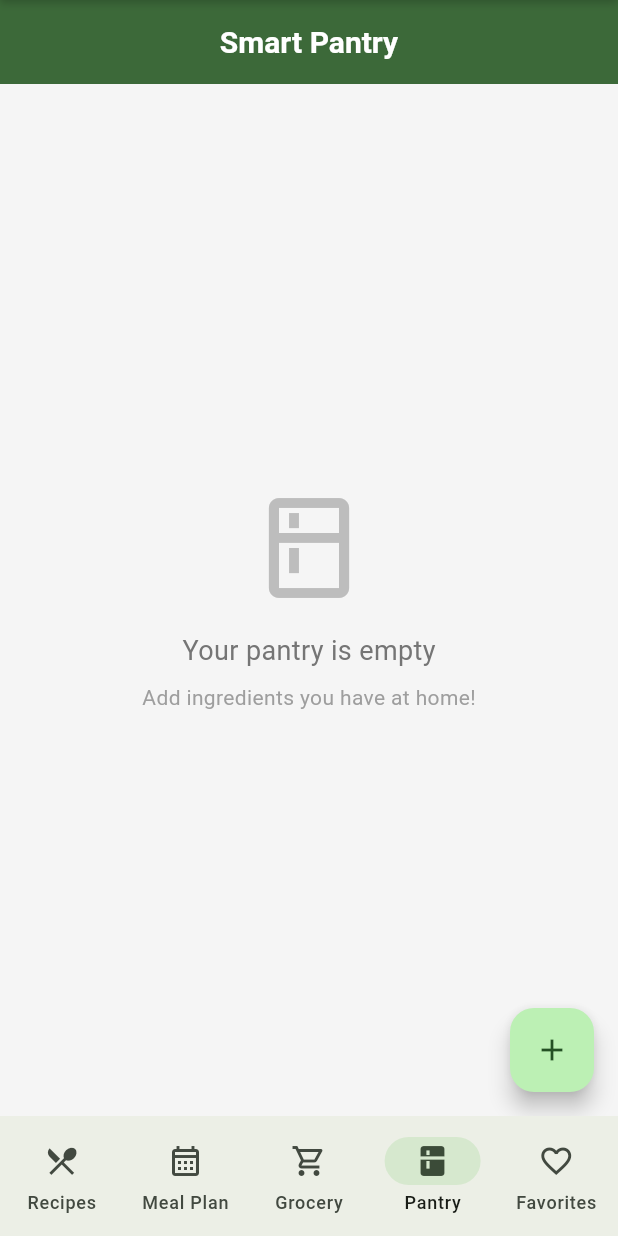
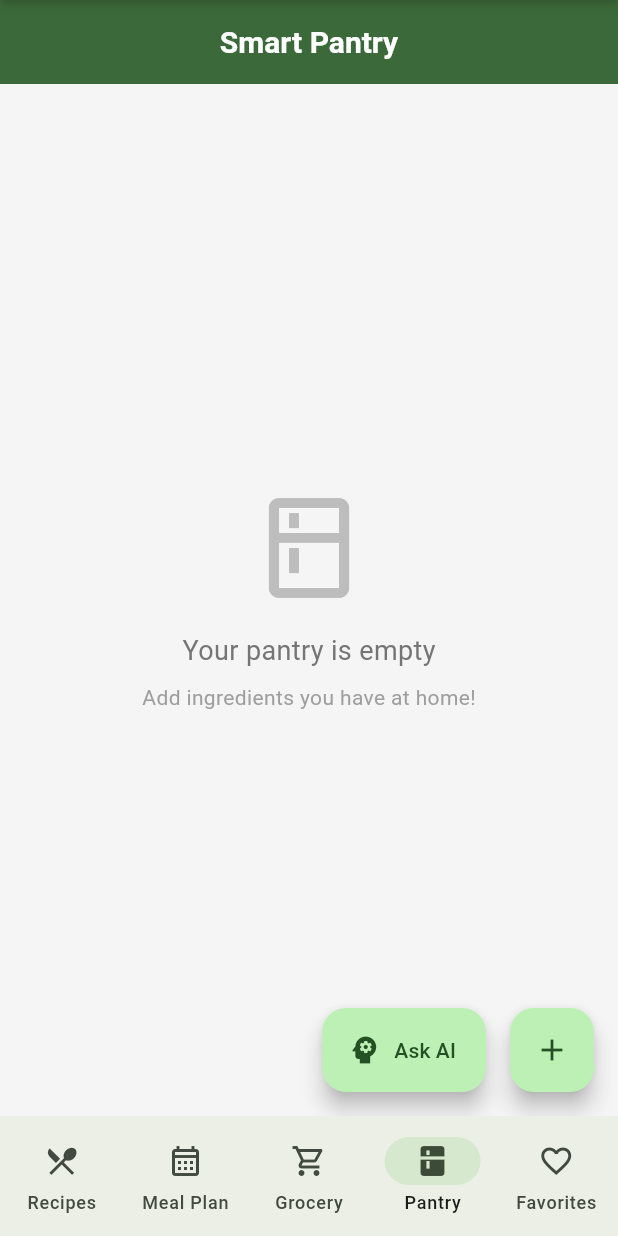
Before and after one commit to jithu2111/recipe_meal_prep_app, a Flutter app: the screen it shows after launch, item 4 of the bottom bar chosen, on a phone screen of 412 x 824 dp. Run offline on Flutter 3.47's test engine with Material 3 defaults, Android fonts, the phone set to English and light mode, and no system bars; our stand-ins replace cached_network_image, connectivity_plus, share_plus, shared_preferences, sqflite; accounts and stored records are empty; network calls fail.

Commit message:
Implemented UI button for Ask AI

```diff
--- a/lib/screens/pantry_screen.dart
+++ b/lib/screens/pantry_screen.dart
@@ -183,10 +183,30 @@ class _PantryScreenState extends State<PantryScreen> {
             ),
         ],
       ),
-      floatingActionButton: FloatingActionButton(
-        onPressed: _showAddItemDialog,
-        heroTag: 'pantry_fab',
-        child: const Icon(Icons.add),
+      floatingActionButton: Row(
+        mainAxisAlignment: MainAxisAlignment.end,
+        children: [
+          FloatingActionButton.extended(
+            onPressed: () {
+              // TODO: Implement Ask AI functionality
+              ScaffoldMessenger.of(context).showSnackBar(
+                const SnackBar(
+                  content: Text('Ask AI feature coming soon!'),
+                  duration: Duration(seconds: 2),
+                ),
+              );
+            },
+            heroTag: 'ask_ai_fab',
+            label: const Text('Ask AI'),
+            icon: const Icon(Icons.psychology),
+          ),
+          const SizedBox(width: 16),
+          FloatingActionButton(
+            onPressed: _showAddItemDialog,
+            heroTag: 'pantry_fab',
+            child: const Icon(Icons.add),
+          ),
+        ],
       ),
       body: _pantryItems.isEmpty
           ? Center(
```
